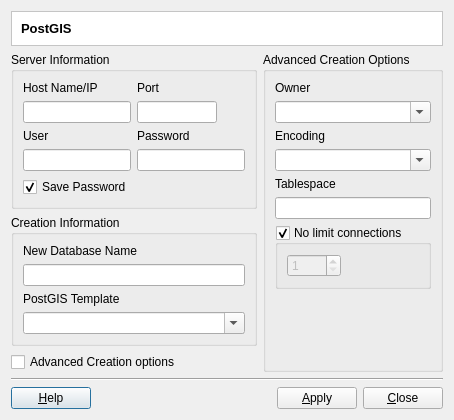
This is src/terralib/qt/plugins/datasource/pgis/ui/PostGISCreatorDialogForm.ui in claudiobogossian/terralib5 as Qt 5 draws it before an edit. The edited form follows.
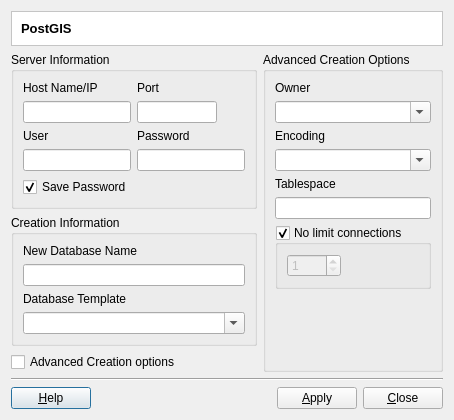
This is the edited form. Custom widgets are drawn as their Qt base class.

Commit message: using create extension for enabling new postgis databases

```diff
--- a/src/terralib/qt/plugins/datasource/pgis/ui/PostGISCreatorDialogForm.ui
+++ b/src/terralib/qt/plugins/datasource/pgis/ui/PostGISCreatorDialogForm.ui
@@ -6,8 +6,8 @@
    <rect>
     <x>0</x>
     <y>0</y>
-    <width>445</width>
-    <height>410</height>
+    <width>456</width>
+    <height>535</height>
    </rect>
   </property>
   <property name="windowTitle">
@@ -237,7 +237,7 @@
               <item>
                <widget class="QLabel" name="m_charsetLabel">
                 <property name="text">
-                 <string>PostGIS Template</string>
+                 <string>Database Template</string>
                 </property>
                </widget>
               </item>
```
The commit also changes 1 other file.
